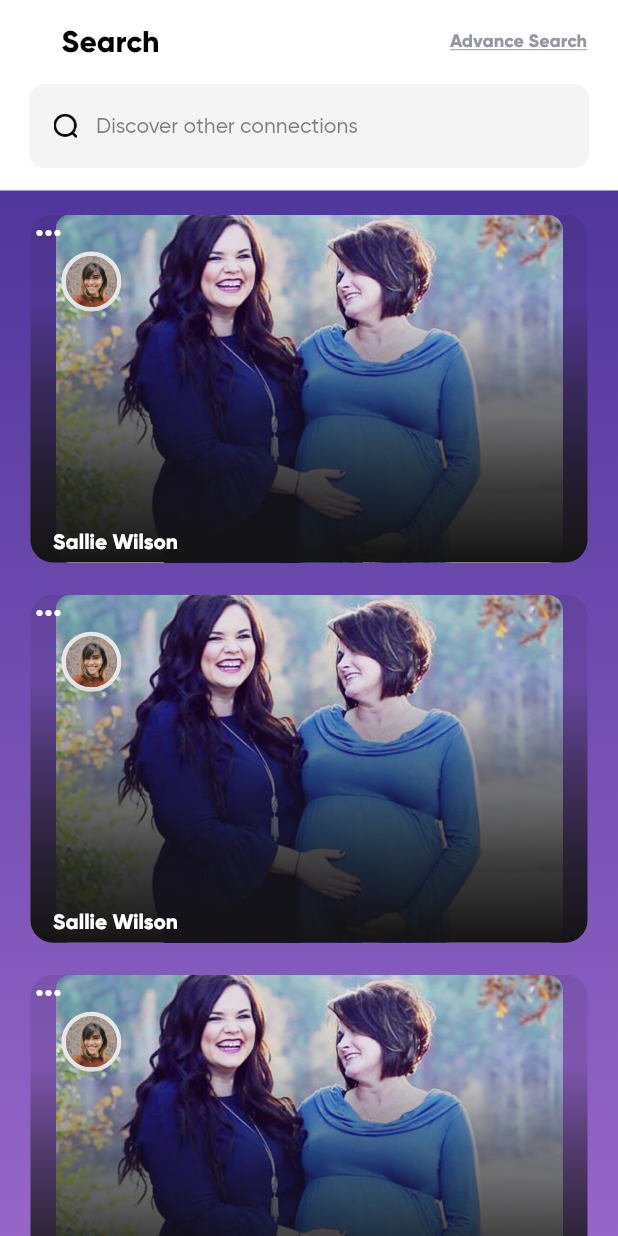
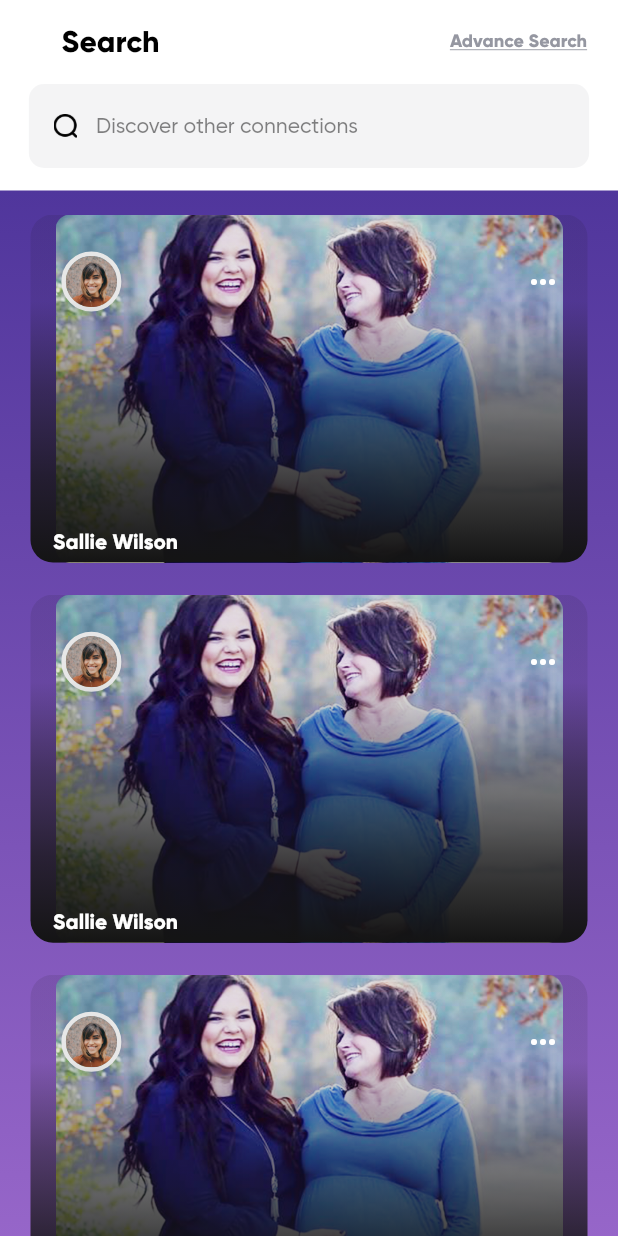
Before and after one commit to NiharDodiya/Rainbow, a Flutter app: the SearchScreen screen opened directly, on a phone screen of 412 x 824 dp. Run offline on Flutter 3.47's test engine with Material 2 defaults, Android fonts, the phone set to English and light mode, and no system bars; our stand-ins replace camera, country_picker, dotted_border, file_picker, firebase_auth, firebase_core and 7 more; missing offline and left inert: flutter_facebook_auth, flutter_login_facebook; accounts and stored records are empty.

Commit message:
Merge branch 'ravi_development' of D:\live\niharbhai\Rainbow with conflicts.

```diff
--- a/lib/common/Widget/text_styles.dart
+++ b/lib/common/Widget/text_styles.dart
@@ -216,3 +216,14 @@ TextStyle textStyleFont20W700Black = const TextStyle(
   fontFamily: "Gilroy-ExtraBold",
   fontWeight: FontWeight.w700,
 );
+TextStyle textStyleFont12WhiteBold = const TextStyle(
+  color: ColorRes.white,
+  fontSize: 12,
+  fontFamily: "Gilroy-ExtraBold",
+  fontWeight: FontWeight.w400,
+);TextStyle textStyleFont13Bold = const TextStyle(
+  color: ColorRes.color_252525,
+  fontSize: 13,
+  fontFamily: "Gilroy-ExtraBold",
+  fontWeight: FontWeight.w400,
+);
--- a/lib/screens/Home/home_screen.dart
+++ b/lib/screens/Home/home_screen.dart
@@ -1,6 +1,7 @@
 import 'package:flutter/material.dart';
 import 'package:get/get.dart';
 import 'package:rainbow/common/Widget/text_styles.dart';
+import 'package:rainbow/screens/Home/addStory/addstory_screen.dart';
 import 'package:rainbow/utils/asset_res.dart';
 import 'package:rainbow/utils/color_res.dart';
 import 'package:rainbow/utils/strings.dart';
@@ -71,7 +72,7 @@ class HomeScreen extends StatelessWidget {
           width: 24,
         ),
         onPressed: () {
-
+Get.to(()=>AddStoryScreen());
         },
       ),
     );
--- a/lib/screens/Search/search_screen.dart
+++ b/lib/screens/Search/search_screen.dart
@@ -12,6 +12,7 @@ class SearchScreen extends StatelessWidget {
   @override
   Widget build(BuildContext context) {
     return GetBuilder<SearchController>(
+      id: "Search",
       builder: (controller) {
         return Scaffold(
           backgroundColor: Colors.white,
@@ -177,7 +178,74 @@ class SearchScreen extends StatelessWidget {
                             "Surrogate Mom",
                             style: textStyleFont12White400,
                           )),
-                      const Icon(Icons.more_horiz)
+                      Positioned(
+                          top: Get.height * 0.04,
+                          left: Get.width * 0.8,
+                          child: GestureDetector(
+                              onTap: () {
+                                controller.onTapConnect();
+                              },
+                              child: const Icon(Icons.more_horiz))),
+                     controller.connect.isTrue? Positioned(
+                        top: Get.height * 0.07,
+                        left: Get.width * 0.58,
+                        child: Container(
+                          height: 69,
+                          width: 105,
+                          color: ColorRes.color_50369C.withOpacity(0.45),
+                          child: Column(
+                            children: [
+                              const SizedBox(
+                                height: 5,
+                              ),
+                              Row(
+                                children: [
+                                  const SizedBox(
+                                    width: 10,
+                                  ),
+                                  Image.asset(
+                                    AssetRes.profilep,
+                                    height: 22,
+                                    width: 22,
+                                    color: ColorRes.color_FFB2B2,
+                                  ),
+                                  const SizedBox(
+                                    width: 10,
+                                  ),
+                                  Text(
+                                    Strings.connect,
+                                    style: textStyleFont12WhiteBold,
+                                  )
+                                ],
+                              ),
+                              const Divider(
+                                thickness: 1.5,
+                                color: Colors.white,
+                              ),
+                              Row(
+                                children: [
+                                  const SizedBox(
+                                    width: 10,
+                                  ),
+                                  Image.asset(
+                                    AssetRes.block,
+                                    height: 22,
+                                    width: 22,
+                                    color: ColorRes.color_FFB2B2,
+                                  ),
+                                  const SizedBox(
+                                    width: 10,
+                                  ),
+                                  Text(
+                                    Strings.block,
+                                    style: textStyleFont12WhiteBold,
+                                  )
+                                ],
+                              ),
+                            ],
+                          ),
+                        ),
+                      ):const SizedBox()
                     ],
                   ),
                   SizedBox(
--- a/lib/utils/asset_res.dart
+++ b/lib/utils/asset_res.dart
@@ -8,6 +8,7 @@ class AssetRes {
   static const editIcon = '${icons}edit_icon.png';
   static const notificationIcon = '${icons}notification_icon.png';
   static const dropdown = '${icons}dropdown.png';
+  static const block = '${icons}block.png';
   static const arrowDown = '${icons}arrow_down.png';
   static const calendar = '${icons}calendar.png';
   static const lock = '${icons}lock.png';
--- a/lib/utils/color_res.dart
+++ b/lib/utils/color_res.dart
@@ -32,4 +32,7 @@ class ColorRes {
   static const color_B9A2FD= Color(0xFFB9A2FD);
   static const color_979797= Color(0xFF979797);
   static const color_141414= Color(0xFF141414);
+  static const color_FFB2B2= Color(0xFFFFB2B2);
+  static const color_252525= Color(0xFF252525);
+
 }
--- a/lib/utils/strings.dart
+++ b/lib/utils/strings.dart
@@ -163,6 +163,8 @@ class Strings {
   static const hobbiesError = 'Enter your hobbies';
 
   ///___________________________dashboard--Home_______________________________________
+  static const post= "Post";
+  static const writeSomethings = "Write something...";
   static const discover = "Discover";
   static const myStory = "My Story";
   static const scott = "Scott";
```
Also changed, not shown: lib/screens/Home/addStory/add_controller.dart (added, +11 -0 lines), lib/screens/Home/addStory/addstory_screen.dart (added, +75 -0 lines), lib/screens/Search/search_controller.dart (+14 -0 lines), assets/icons/block.png (added).
